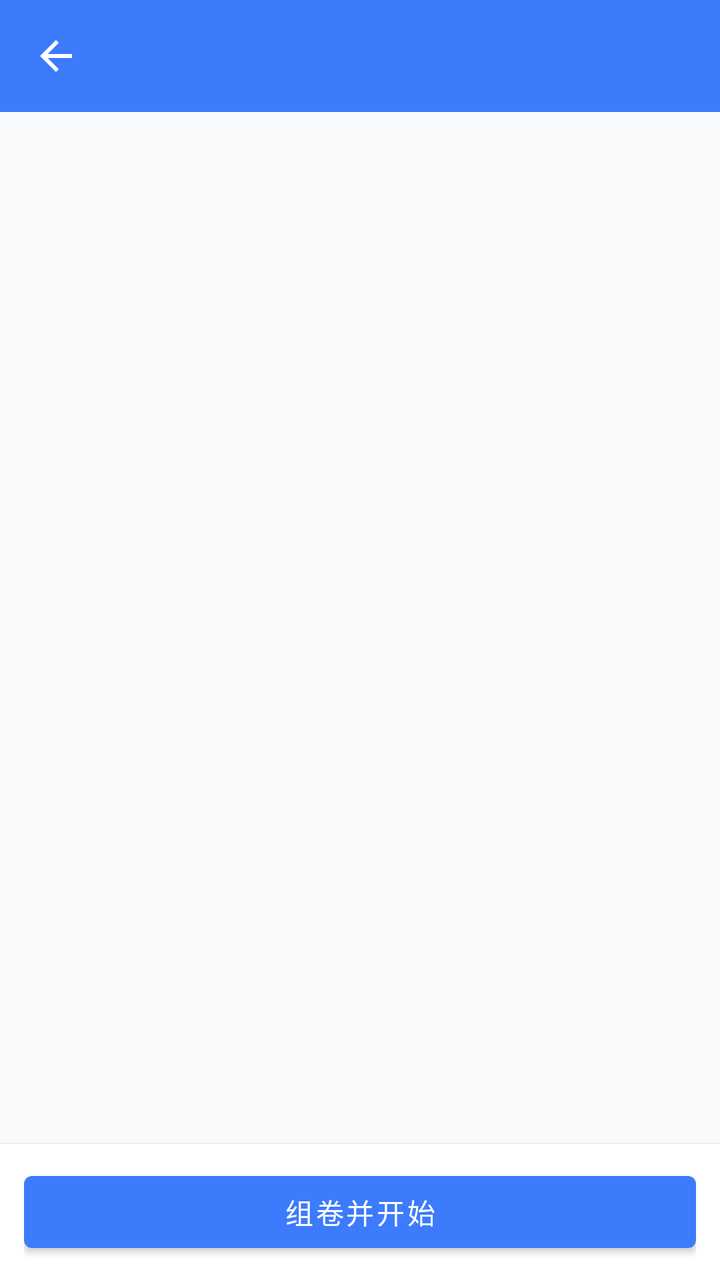
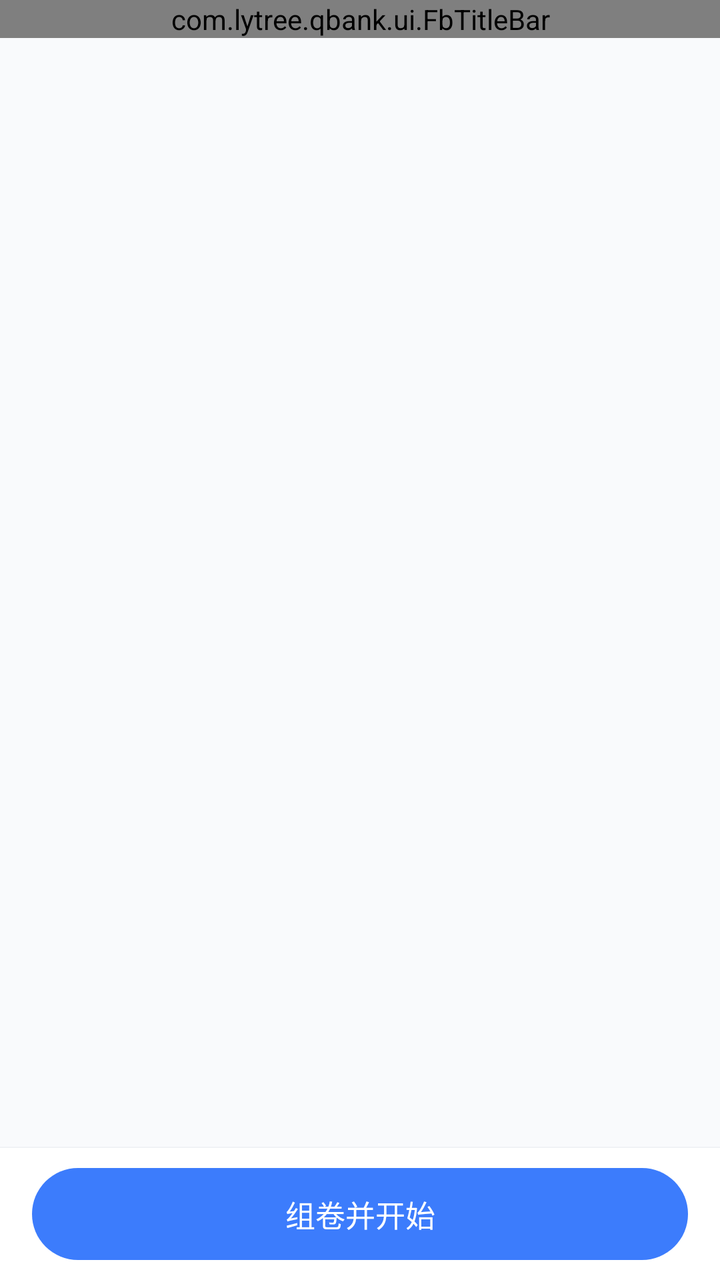

Compare the two renders of this Android layout. The source of the first and the diff that turns it into the second are given below.
<!-- AndroidManifest.xml: application theme Theme.QBank -->
<!-- res/layout/activity_bank_detail.xml -->
<?xml version="1.0" encoding="utf-8"?>
<androidx.constraintlayout.widget.ConstraintLayout xmlns:android="http://schemas.android.com/apk/res/android"
    xmlns:app="http://schemas.android.com/apk/res-auto"
    android:layout_width="match_parent"
    android:layout_height="match_parent"
    android:background="@color/bg">

    <com.google.android.material.appbar.MaterialToolbar
        android:id="@+id/toolbar"
        android:layout_width="0dp"
        android:layout_height="?attr/actionBarSize"
        android:background="@color/primary"
        android:titleTextColor="#FFFFFF"
        app:navigationIcon="@drawable/ic_back"
        app:layout_constraintTop_toTopOf="parent"
        app:layout_constraintStart_toStartOf="parent"
        app:layout_constraintEnd_toEndOf="parent" />

    <androidx.recyclerview.widget.RecyclerView
        android:id="@+id/list"
        android:layout_width="0dp"
        android:layout_height="0dp"
        android:clipToPadding="false"
        android:paddingBottom="12dp"
        app:layout_constraintTop_toBottomOf="@id/toolbar"
        app:layout_constraintBottom_toTopOf="@id/bottomDivider"
        app:layout_constraintStart_toStartOf="parent"
        app:layout_constraintEnd_toEndOf="parent" />

    <TextView
        android:id="@+id/empty"
        android:layout_width="wrap_content"
        android:layout_height="wrap_content"
        android:text="该题库暂无题目"
        style="@style/TextMeta"
        android:visibility="gone"
        app:layout_constraintTop_toBottomOf="@id/toolbar"
        app:layout_constraintBottom_toTopOf="@id/bottomDivider"
        app:layout_constraintStart_toStartOf="parent"
        app:layout_constraintEnd_toEndOf="parent" />

    <View
        android:id="@+id/bottomDivider"
        android:layout_width="0dp"
        android:layout_height="0.5dp"
        android:background="@color/divider"
        app:layout_constraintBottom_toTopOf="@id/bottomBar"
        app:layout_constraintStart_toStartOf="parent"
        app:layout_constraintEnd_toEndOf="parent" />

    <FrameLayout
        android:id="@+id/bottomBar"
        android:layout_width="0dp"
        android:layout_height="wrap_content"
        android:background="@color/card"
        android:paddingHorizontal="12dp"
        android:paddingVertical="10dp"
        app:layout_constraintBottom_toBottomOf="parent"
        app:layout_constraintStart_toStartOf="parent"
        app:layout_constraintEnd_toEndOf="parent">

        <com.google.android.material.button.MaterialButton
            android:id="@+id/btnCompose"
            android:layout_width="match_parent"
            android:layout_height="48dp"
            android:text="组卷并开始" />
    </FrameLayout>
</androidx.constraintlayout.widget.ConstraintLayout>
<!-- resources referenced by this layout -->
<resources>
  <color name="bg">#F9FAFC</color>
  <color name="card">#FFFFFF</color>
  <color name="divider">#ECEDEF</color>
  <color name="primary">#3C7BFC</color>
  <!-- drawable ic_back (drawable) -->
  <vector xmlns:android="http://schemas.android.com/apk/res/android"
      android:width="24dp" android:height="24dp"
      android:viewportWidth="24" android:viewportHeight="24"
      android:tint="#FFFFFF">
      <path android:fillColor="#FFFFFF" android:pathData="M20,11H7.83l5.59,-5.59L12,4l-8,8 8,8 1.41,-1.41L7.83,13H20v-2z" />
  </vector>
  <style name="TextMeta">
          <item name="android:textSize">12sp</item>
          <item name="android:textColor">@color/text_secondary</item>
      </style>
  <style name="Theme.QBank" parent="Theme.MaterialComponents.DayNight.NoActionBar">
          <item name="colorPrimary">@color/primary</item>
          <item name="colorPrimaryDark">@color/primary_dark</item>
          <item name="colorAccent">@color/accent</item>
          <item name="android:statusBarColor" tools:targetApi="l">@color/primary</item>
          <item name="android:windowBackground">@color/bg</item>
      </style>
  <color name="text_secondary">#8A8F99</color>
  <color name="primary_dark">#2A5FD6</color>
  <color name="accent">#FF7A45</color>
</resources>

<!-- the commit's change to res/layout/activity_bank_detail.xml (unified diff, before → after) -->
@@ -1,68 +1,60 @@
 <?xml version="1.0" encoding="utf-8"?>
-<androidx.constraintlayout.widget.ConstraintLayout xmlns:android="http://schemas.android.com/apk/res/android"
-    xmlns:app="http://schemas.android.com/apk/res-auto"
+<LinearLayout xmlns:android="http://schemas.android.com/apk/res/android"
     android:layout_width="match_parent"
     android:layout_height="match_parent"
-    android:background="@color/bg">
+    android:background="@color/fb_page_bg"
+    android:orientation="vertical">
 
-    <com.google.android.material.appbar.MaterialToolbar
-        android:id="@+id/toolbar"
-        android:layout_width="0dp"
-        android:layout_height="?attr/actionBarSize"
-        android:background="@color/primary"
-        android:titleTextColor="#FFFFFF"
-        app:navigationIcon="@drawable/ic_back"
-        app:layout_constraintTop_toTopOf="parent"
-        app:layout_constraintStart_toStartOf="parent"
-        app:layout_constraintEnd_toEndOf="parent" />
+    <com.lytree.qbank.ui.FbTitleBar
+        android:id="@+id/titleBar"
+        android:layout_width="match_parent"
+        android:layout_height="wrap_content" />
 
-    <androidx.recyclerview.widget.RecyclerView
-        android:id="@+id/list"
-        android:layout_width="0dp"
+    <FrameLayout
+        android:layout_width="match_parent"
         android:layout_height="0dp"
-        android:clipToPadding="false"
-        android:paddingBottom="12dp"
-        app:layout_constraintTop_toBottomOf="@id/toolbar"
-        app:layout_constraintBottom_toTopOf="@id/bottomDivider"
-        app:layout_constraintStart_toStartOf="parent"
-        app:layout_constraintEnd_toEndOf="parent" />
+        android:layout_weight="1">
 
-    <TextView
-        android:id="@+id/empty"
-        android:layout_width="wrap_content"
-        android:layout_height="wrap_content"
-        android:text="该题库暂无题目"
-        style="@style/TextMeta"
-        android:visibility="gone"
-        app:layout_constraintTop_toBottomOf="@id/toolbar"
-        app:layout_constraintBottom_toTopOf="@id/bottomDivider"
-        app:layout_constraintStart_toStartOf="parent"
-        app:layout_constraintEnd_toEndOf="parent" />
+        <androidx.recyclerview.widget.RecyclerView
+            android:id="@+id/list"
+            android:layout_width="match_parent"
+            android:layout_height="match_parent"
+            android:clipToPadding="false"
+            android:paddingTop="4dp"
+            android:paddingBottom="16dp"
+            android:scrollbars="none" />
+
+        <TextView
+            android:id="@+id/empty"
+            android:layout_width="wrap_content"
+            android:layout_height="wrap_content"
+            android:layout_gravity="center"
+            android:text="该题库暂无题目"
+            android:textColor="@color/fb_text_meta"
+            android:textSize="14sp"
+            android:visibility="gone" />
+    </FrameLayout>
 
     <View
         android:id="@+id/bottomDivider"
-        android:layout_width="0dp"
+        android:layout_width="match_parent"
         android:layout_height="0.5dp"
-        android:background="@color/divider"
-        app:layout_constraintBottom_toTopOf="@id/bottomBar"
-        app:layout_constraintStart_toStartOf="parent"
-        app:layout_constraintEnd_toEndOf="parent" />
+        android:background="@color/fb_divider" />
 
     <FrameLayout
         android:id="@+id/bottomBar"
-        android:layout_width="0dp"
+        android:layout_width="match_parent"
         android:layout_height="wrap_content"
-        android:background="@color/card"
-        android:paddingHorizontal="12dp"
-        android:paddingVertical="10dp"
-        app:layout_constraintBottom_toBottomOf="parent"
-        app:layout_constraintStart_toStartOf="parent"
-        app:layout_constraintEnd_toEndOf="parent">
+        android:background="@color/fb_bar_bg"
+        android:paddingStart="@dimen/fb_page_pad"
+        android:paddingTop="10dp"
+        android:paddingEnd="@dimen/fb_page_pad"
+        android:paddingBottom="10dp">
 
         <com.google.android.material.button.MaterialButton
             android:id="@+id/btnCompose"
+            style="@style/FbPrimaryButton"
             android:layout_width="match_parent"
-            android:layout_height="48dp"
             android:text="组卷并开始" />
     </FrameLayout>
-</androidx.constraintlayout.widget.ConstraintLayout>
+</LinearLayout>
<!-- resource entries referenced after the edit -->
@@ -1,28 +1,46 @@
 <!-- resources referenced by this layout -->
 <resources>
+  <color name="fb_bar_bg">#FFFFFF</color>
+  <color name="fb_divider">#F0F2F5</color>
+  <color name="fb_page_bg">#F9FAFC</color>
+  <color name="fb_text_meta">#8A9095</color>
+  <dimen name="fb_page_pad">16dp</dimen>
+  <style name="FbPrimaryButton" parent="Widget.MaterialComponents.Button">
+          <item name="android:layout_height">@dimen/fb_btn_h</item>
+          <item name="android:textSize">@dimen/fb_btn_text_size</item>
+          <item name="android:textColor">#FFFFFF</item>
+          <item name="android:textAllCaps">false</item>
+          <item name="android:letterSpacing">0</item>
+          <item name="android:minHeight">@dimen/fb_btn_h</item>
+          <item name="android:minWidth">0dp</item>
+          <item name="android:stateListAnimator">@null</item>
+          <item name="android:insetTop">0dp</item>
+          <item name="android:insetBottom">0dp</item>
+          <item name="backgroundTint">@color/fb_primary</item>
+          <item name="cornerRadius">@dimen/fb_btn_radius</item>
+          <item name="elevation">0dp</item>
+          <item name="rippleColor">#33FFFFFF</item>
+          <item name="iconTint">#FFFFFF</item>
+          <item name="iconSize">18dp</item>
+          <item name="iconGravity">textStart</item>
+          <item name="iconPadding">6dp</item>
+      </style>
   <color name="bg">#F9FAFC</color>
-  <color name="card">#FFFFFF</color>
-  <color name="divider">#ECEDEF</color>
-  <color name="primary">#3C7BFC</color>
-  <!-- drawable ic_back (drawable) -->
-  <vector xmlns:android="http://schemas.android.com/apk/res/android"
-      android:width="24dp" android:height="24dp"
-      android:viewportWidth="24" android:viewportHeight="24"
-      android:tint="#FFFFFF">
-      <path android:fillColor="#FFFFFF" android:pathData="M20,11H7.83l5.59,-5.59L12,4l-8,8 8,8 1.41,-1.41L7.83,13H20v-2z" />
-  </vector>
-  <style name="TextMeta">
-          <item name="android:textSize">12sp</item>
-          <item name="android:textColor">@color/text_secondary</item>
-      </style>
-  <style name="Theme.QBank" parent="Theme.MaterialComponents.DayNight.NoActionBar">
+  <color name="primary">#3C7CFC</color>
+  <style name="Theme.QBank" parent="Theme.MaterialComponents.Light.NoActionBar">
           <item name="colorPrimary">@color/primary</item>
           <item name="colorPrimaryDark">@color/primary_dark</item>
           <item name="colorAccent">@color/accent</item>
-          <item name="android:statusBarColor" tools:targetApi="l">@color/primary</item>
+          <item name="android:statusBarColor" tools:targetApi="l">@color/fb_bar_bg</item>
+          <item name="android:windowLightStatusBar" tools:targetApi="m">true</item>
+          <item name="android:navigationBarColor" tools:targetApi="l">@color/fb_bar_bg</item>
+          <item name="android:windowLightNavigationBar" tools:targetApi="o_mr1">true</item>
           <item name="android:windowBackground">@color/bg</item>
       </style>
-  <color name="text_secondary">#8A8F99</color>
+  <dimen name="fb_btn_h">46dp</dimen>
+  <dimen name="fb_btn_text_size">15sp</dimen>
+  <color name="fb_primary">#3C7CFC</color>
+  <dimen name="fb_btn_radius">23dp</dimen>
   <color name="primary_dark">#2A5FD6</color>
   <color name="accent">#FF7A45</color>
 </resources>
